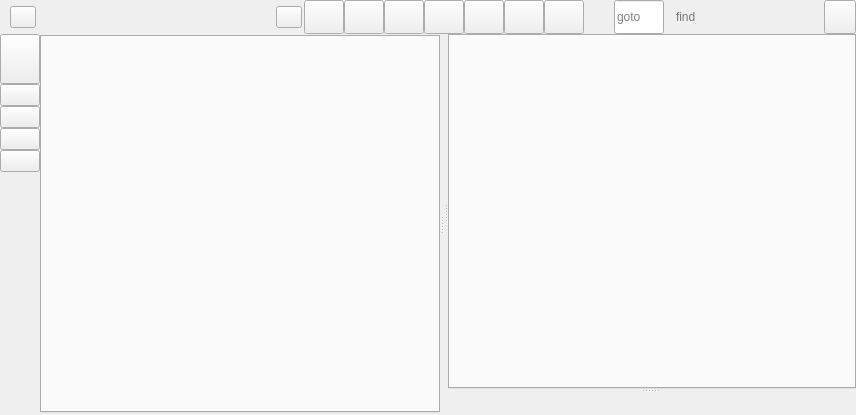
Qt form scope/scope.ui (rkyleg/scope) before a commit.
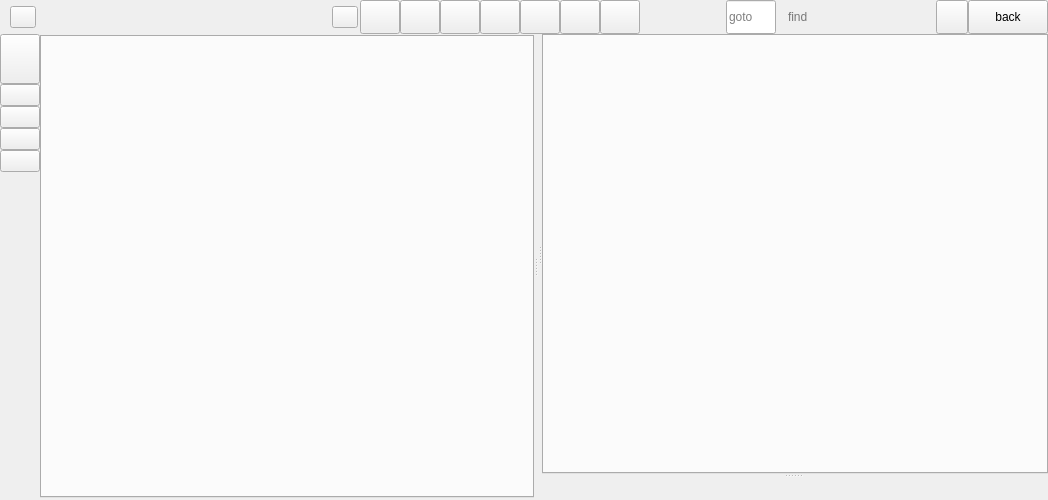
The same form after that commit. Icons and pictures are not drawn.

Commit message: hide toolbar if readonly widget added back button for readonly widgets - to go back to last open file

```diff
--- a/scope/scope.ui
+++ b/scope/scope.ui
@@ -6,8 +6,8 @@
    <rect>
     <x>0</x>
     <y>0</y>
-    <width>856</width>
-    <height>415</height>
+    <width>1048</width>
+    <height>500</height>
    </rect>
   </property>
   <property name="windowTitle">
@@ -842,6 +842,25 @@
         </layout>
        </widget>
       </item>
+      <item row="0" column="9">
+       <widget class="QPushButton" name="b_back">
+        <property name="sizePolicy">
+         <sizepolicy hsizetype="Minimum" vsizetype="Expanding">
+          <horstretch>0</horstretch>
+          <verstretch>0</verstretch>
+         </sizepolicy>
+        </property>
+        <property name="toolTip">
+         <string>back to last file</string>
+        </property>
+        <property name="text">
+         <string>back</string>
+        </property>
+        <property name="class" stdset="0">
+         <string>toolbar toolbar-left</string>
+        </property>
+       </widget>
+      </item>
      </layout>
     </widget>
    </item>
```
The commit also changes 2 other files.
